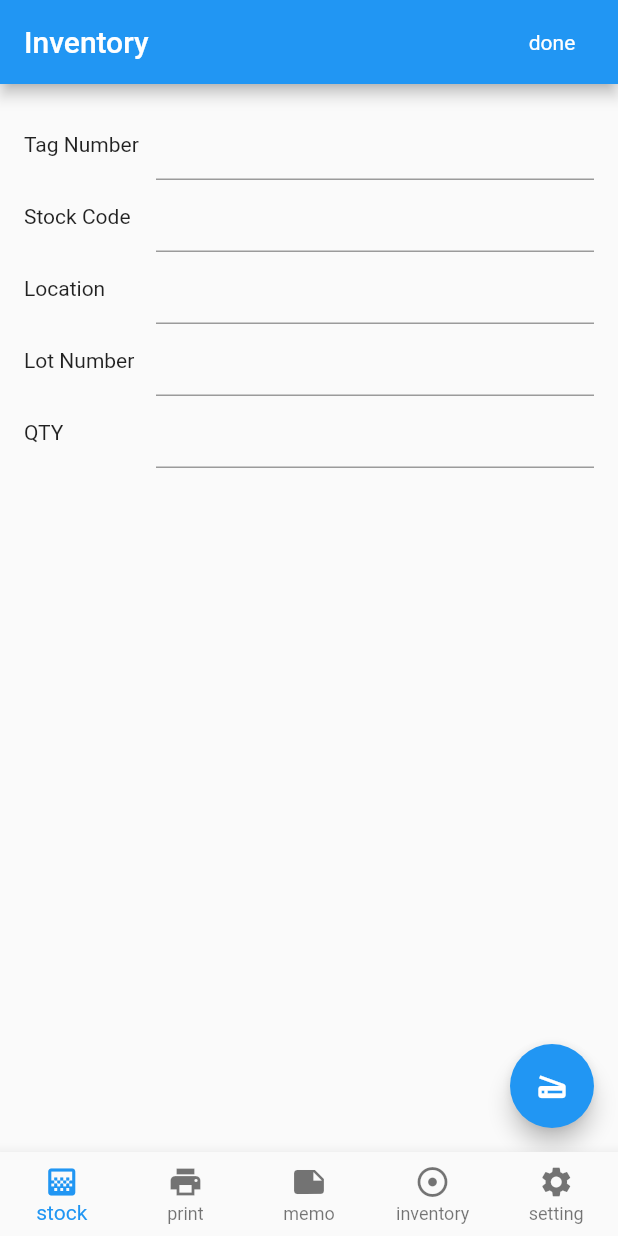
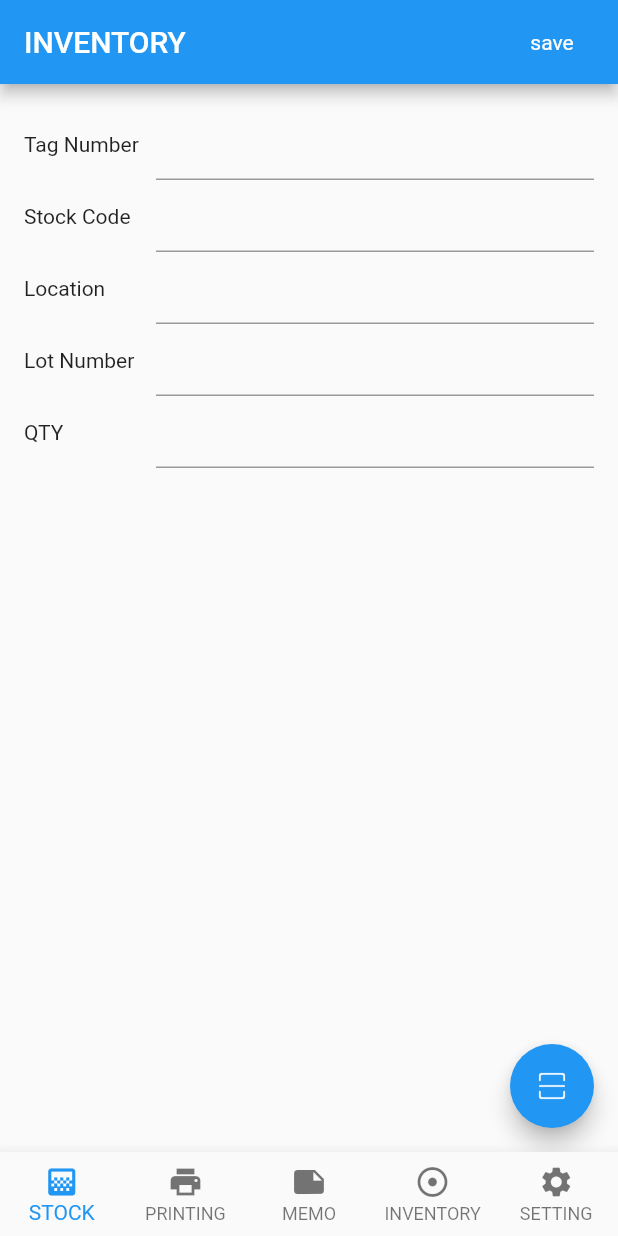
Before and after one commit to hbbclub/inventory_management, a Flutter app: the screen it shows after launch, swiped to page 4, on a phone screen of 412 x 824 dp. Run offline on Flutter 3.47's test engine with Material 2 defaults, Android fonts, the phone set to English and light mode, and no system bars; our stand-ins replace device_info, dio, font_awesome_flutter, image_picker, rxdart; missing offline and left inert: annotation_route, barcode_scan, firebase_ml_vision, multi_image_picker; accounts and stored records are empty; generated files the repository leaves out were written again; network calls fail.

Commit message:
adjust a lot of style

```diff
--- a/lib/bundles/common/multi_image_picker/asset_view.dart
+++ b/lib/bundles/common/multi_image_picker/asset_view.dart
@@ -46,7 +46,7 @@ class AssetState extends State<AssetView> {
     if (null != this.widget._asset.thumbData) {
       return Image.memory(
         this.widget._asset.thumbData.buffer.asUint8List(),
-        fit: BoxFit.contain,
+        fit: BoxFit.fill,
         gaplessPlayback: true,
       );
     }
--- a/lib/bundles/home/home.dart
+++ b/lib/bundles/home/home.dart
@@ -87,37 +87,38 @@ class _TabScreenState extends State<Home>
   List<NavigationIconView> _navigationViews;
   List<Widget> _pages;
   @override
+  // STOCK PRINTING  MEMO INVENTORY SETTING
   void initState() {
     super.initState();
     controller = new PageController(initialPage: _currentIndex);
     _navigationViews = <NavigationIconView>[
       NavigationIconView(
         icon: const Icon(Icons.gradient),
-        title: 'stock',
+        title: 'STOCK',
         color: Colors.teal,
         vsync: this,
       ),
       NavigationIconView(
         icon: const Icon(Icons.print),
-        title: 'print',
+        title: 'PRINTING',
         color: Colors.indigo,
         vsync: this,
       ),
       NavigationIconView(
         icon: const Icon(Icons.note),
-        title: 'memo',
+        title: 'MEMO',
         color: Colors.pink,
         vsync: this,
       ),
       NavigationIconView(
         icon: const Icon(Icons.adjust),
-        title: 'inventory',
+        title: 'INVENTORY',
         color: Colors.pink,
         vsync: this,
       ),
       NavigationIconView(
         icon: const Icon(Icons.settings),
-        title: 'setting',
+        title: 'SETTING',
         color: Colors.pink,
         vsync: this,
       )
--- a/lib/bundles/inventory/inventory_page.dart
+++ b/lib/bundles/inventory/inventory_page.dart
@@ -2,6 +2,7 @@ import 'package:flutter/material.dart';
 import 'package:barcode_scan/barcode_scan.dart';
 import 'dart:async';
 import 'package:flutter/services.dart';
+import 'package:inventory_management/bundles/common/images.dart';
 
 class InventoryPage extends StatefulWidget {
   @override
@@ -59,11 +60,11 @@ class InventoryPageState extends State<InventoryPage> {
   Widget build(BuildContext context) {
     return Scaffold(
       appBar: AppBar(
-        title: Text('Inventory'),
+        title: Text('INVENTORY'),
         actions: <Widget>[
           RawMaterialButton(
             child: Text(
-              'done',
+              'save',
               style: TextStyle(color: Colors.white),
             ),
             onPressed: () {},
@@ -71,7 +72,7 @@ class InventoryPageState extends State<InventoryPage> {
         ],
       ),
       floatingActionButton: FloatingActionButton(
-        child: Icon(Icons.scanner),
+        child: Image.asset(ImageAssets.scan,width: 20,),
         onPressed: scan,
       ),
       body: Container(
--- a/lib/bundles/printing/printing_std_label_page.dart
+++ b/lib/bundles/printing/printing_std_label_page.dart
@@ -41,7 +41,7 @@ class PrintingStdLabelPageState extends State<PrintingStdLabelPage>
     return Scaffold(
         floatingActionButton: FloatingActionButton(
           heroTag: 'print',
-          child: Icon(FontAwesomeIcons.barcode),
+          child: Icon(Icons.print),
           onPressed: () {},
         ),
         resizeToAvoidBottomPadding: false,
--- a/lib/bundles/printing/printing_stk_label_page.dart
+++ b/lib/bundles/printing/printing_stk_label_page.dart
@@ -41,7 +41,7 @@ class PrintingStkLabelPage extends StatelessWidget {
     return Scaffold(
       resizeToAvoidBottomPadding: false,
       floatingActionButton: FloatingActionButton(
-        child: Icon(FontAwesomeIcons.barcode),
+        child: Icon(Icons.print),
         onPressed: () {},
       ),
       body: Container(
--- a/lib/bundles/setting/setting_page.dart
+++ b/lib/bundles/setting/setting_page.dart
@@ -7,7 +7,7 @@ class Setting extends StatelessWidget {
   Widget build(BuildContext context) {
     return Scaffold(
       appBar: AppBar(
-        title: Text('Setting'),
+        title: Text('SETTING'),
       ),
       body: ListView(
         children: <Widget>[
```
Also changed, not shown: lib/bundles/material/material_info_page.dart (+17 -9 lines), lib/bundles/memo/memo_add_note_page.dart (+13 -11 lines), lib/bundles/memo/memo_page.dart (+27 -12 lines), lib/bundles/printing/printing_page.dart (+13 -6 lines).
